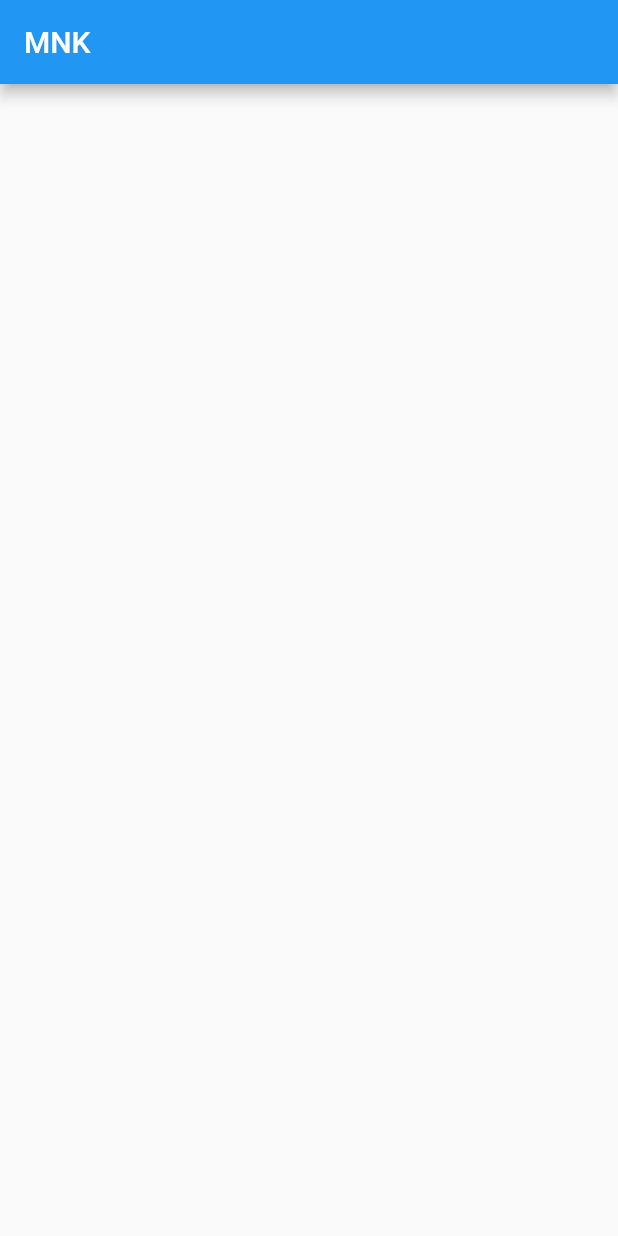
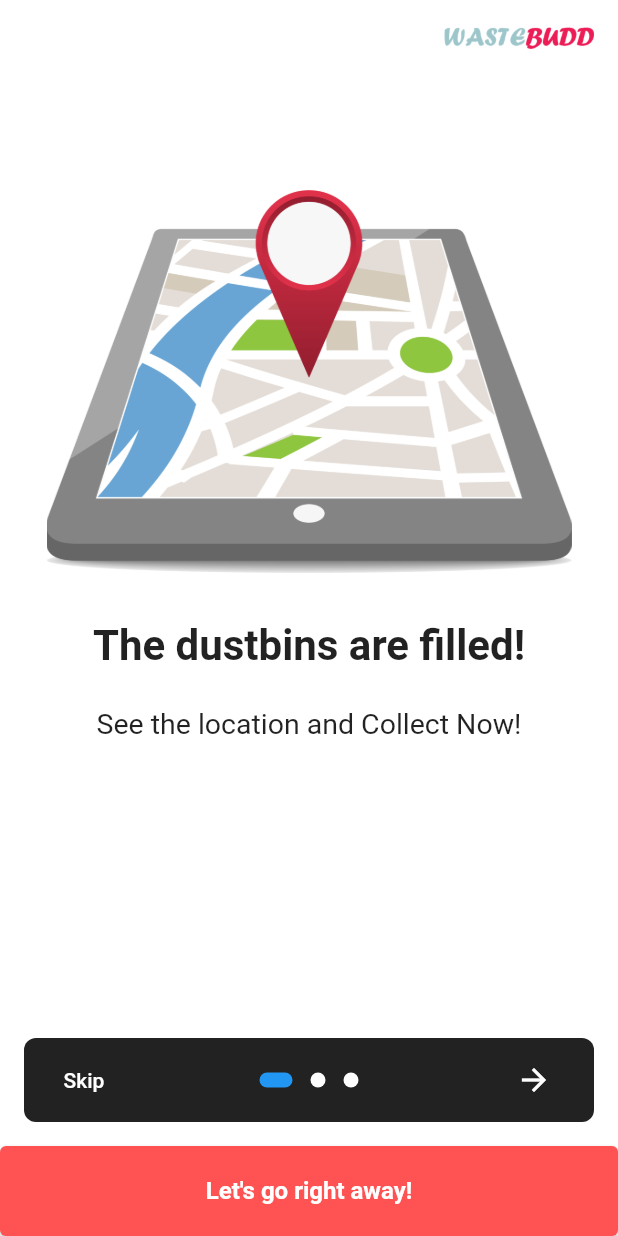
Before and after one commit to nipunai7/wastebudd_app, a Flutter app: the screen it shows after launch, on a phone screen of 412 x 824 dp. Run offline on Flutter 3.47's test engine with Material 2 defaults, Android fonts, the phone set to English and light mode, and no system bars; drawn by our look-alikes of introduction_screen; our stand-ins replace font_awesome_flutter, google_fonts.

Commit message:
Initial Screens

```diff
--- /dev/null
+++ b/lib/Screens/onboardScreen.dart
@@ -0,0 +1,120 @@
+import 'package:flutter/foundation.dart';
+import 'package:flutter/material.dart';
+import 'package:flutter/services.dart';
+import 'package:google_fonts/google_fonts.dart';
+import 'package:introduction_screen/introduction_screen.dart';
+import 'package:wastebudd_app/Login/signInPage.dart';
+
+
+class OnBoardingPage extends StatefulWidget {
+  @override
+  _OnBoardingPageState createState() => _OnBoardingPageState();
+}
+
+class _OnBoardingPageState extends State<OnBoardingPage> {
+  final introKey = GlobalKey<IntroductionScreenState>();
+
+  void _onIntroEnd(context) {
+    Navigator.of(context).pushReplacement(
+      MaterialPageRoute(builder: (_) => SignUpPage()),
+    );
+  }
+
+  Widget _buildImage(String assetName, [double width = 350]) {
+    return Image.asset('assets/images/$assetName', width: width);
+  }
+
+  @override
+  Widget build(BuildContext context) {
+    const bodyStyle = TextStyle(fontSize: 19.0);
+
+    const pageDecoration = const PageDecoration(
+      titleTextStyle: TextStyle(fontSize: 28.0, fontWeight: FontWeight.w700),
+      bodyTextStyle: bodyStyle,
+      descriptionPadding: EdgeInsets.fromLTRB(16.0, 0.0, 16.0, 16.0),
+      pageColor: Colors.white,
+      imagePadding: EdgeInsets.zero,
+    );
+
+    return IntroductionScreen(
+      key: introKey,
+      nextColor: Colors.white,
+      globalBackgroundColor: Colors.white,
+      globalHeader: Align(
+        alignment: Alignment.topRight,
+        child: SafeArea(
+          child: Padding(
+            padding: const EdgeInsets.only(top: 16, right: 16),
+            child: _buildImage('wastebudd.png', 100),
+          ),
+        ),
+      ),
+      globalFooter: SizedBox(
+        width: double.infinity,
+        height: 60,
+        child: ElevatedButton(
+          style: ElevatedButton.styleFrom(
+              primary: Colors.redAccent
+          ),
+          child: const Text(
+            'Let\'s go right away!',
+            style: TextStyle(fontSize: 16.0, fontWeight: FontWeight.bold),
+          ),
+          onPressed: () => _onIntroEnd(context),
+        ),
+      ),
+      pages: [
+        PageViewModel(
+          title: "The dustbins are filled!",
+          body:
+          "See the location and Collect Now!",
+          image: _buildImage('location.png'),
+          decoration: pageDecoration,
+        ),
+        PageViewModel(
+          title: "Oh! I will be filled quickly. Look at me.",
+          body:
+          "See what dustbins are going to fill.",
+          image: _buildImage('bin.png'),
+          decoration: pageDecoration,
+        ),
+        PageViewModel(
+          title: "Kids and teens",
+          body:
+          "Kids and teens can track their stocks 24/7 and place trades that you approve.",
+          image: _buildImage('bear.png',200.0),
+          decoration: pageDecoration,
+        ),
+      ],
+      onDone: () => _onIntroEnd(context),
+      //onSkip: () => _onIntroEnd(context), // You can override onSkip callback
+      showSkipButton: true,
+      skipFlex: 0,
+      nextFlex: 0,
+      //rtl: true, // Display as right-to-left
+      skip: const Text('Skip',style:TextStyle(color: Colors.white),),
+      next: const Icon(Icons.arrow_forward),
+      done: const Text('Done', style: TextStyle(color:Colors.white,fontWeight: FontWeight.w600)),
+      curve: Curves.fastLinearToSlowEaseIn,
+      controlsMargin: const EdgeInsets.all(16),
+      controlsPadding: kIsWeb
+          ? const EdgeInsets.all(12.0)
+          : const EdgeInsets.fromLTRB(8.0, 4.0, 8.0, 4.0),
+      dotsDecorator: const DotsDecorator(
+        size: Size(10.0, 10.0),
+        color: Colors.white,
+        activeColor: Colors.blue,
+        activeSize: Size(22.0, 10.0),
+        activeShape: RoundedRectangleBorder(
+          borderRadius: BorderRadius.all(Radius.circular(25.0)),
+        ),
+      ),
+      dotsContainerDecorator: const ShapeDecoration(
+        color: Colors.black87,
+        shape: RoundedRectangleBorder(
+          borderRadius: BorderRadius.all(Radius.circular(8.0)),
+        ),
+      ),
+    );
+  }
+}
--- a/lib/main.dart
+++ b/lib/main.dart
@@ -1,9 +1,10 @@
 import 'package:flutter/material.dart';
 import 'package:wastebudd_app/Login/signInPage.dart';
+import 'package:wastebudd_app/Screens/onboardScreen.dart';
 
 
 void main(){
   runApp(MaterialApp(
-    home: SignInPage(),
+    home: OnBoardingPage(),
   ));
 }
```
Also changed, not shown: lib/CustomWidgets/customButtonSocial.dart (added, +43 -0 lines), lib/CustomWidgets/custom_Button.dart (added, +38 -0 lines), lib/CustomWidgets/custom_Text.dart (added, +20 -0 lines), lib/CustomWidgets/custom_TextFormField.dart (added, +45 -0 lines), lib/Login/signInPage.dart (+126 -4 lines), lib/Screens/mapScreen.dart (added, +14 -0 lines), pubspec.yaml (+5 -3 lines), assets/images/bear.png (added), assets/images/bin.png (added), assets/images/location.png (added), assets/images/wastebudd.png (added), pubspec.lock.
